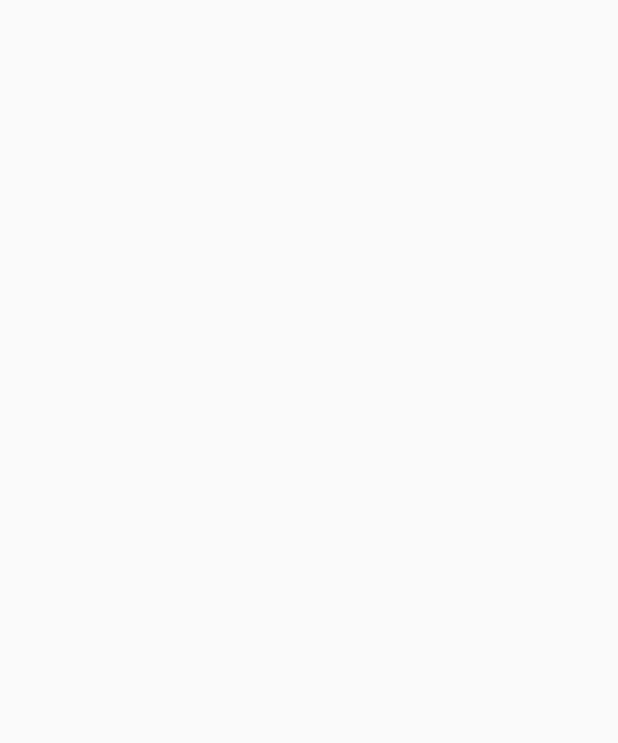
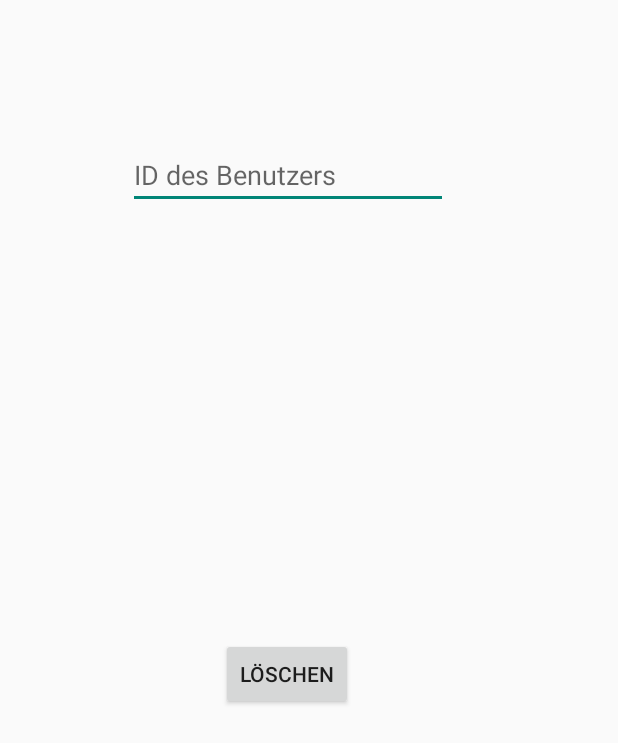
Before and after one commit to ftrauner/Ultiport, an Android app: the DeleteUserActivity screen opened directly, with no data from a screen before it, on a phone screen of 412 x 824 dp. Before the commit the part shown is empty. Shown: the top 743 px of the screen. Run offline under Robolectric (Android 15) with nearby library versions, the phone set to English and light mode, and no system bars.

Commit message:
Layoutänderungen

```diff
--- a/app/build.gradle
+++ b/app/build.gradle
@@ -37,7 +37,6 @@ dependencies {
     implementation 'com.squareup.retrofit2:retrofit:2.5.0'
     implementation 'com.squareup.retrofit2:converter-gson:2.5.0'
     implementation 'com.android.support:recyclerview-v7:27.1.1'
-
     implementation 'com.android.volley:volley:1.1.0'
     implementation 'com.github.bumptech.glide:glide:4.2.0'
     annotationProcessor 'com.github.bumptech.glide:compiler:4.2.0'
--- a/app/src/main/AndroidManifest.xml
+++ b/app/src/main/AndroidManifest.xml
@@ -22,7 +22,6 @@
         <activity android:name=".LoginActivity">
             <intent-filter>
                 <action android:name="android.intent.action.MAIN" />
-
                 <category android:name="android.intent.category.LAUNCHER" />
             </intent-filter>
         </activity>
@@ -42,6 +41,10 @@
             android:name=".AdministrationActivity"
             android:label="@string/administration_label"
             android:parentActivityName=".MainActivity" />
+
+        <service
+            android:name=".service.RequestIntentService"
+            android:exported="false" />
         <activity android:name=".DeleteUserActivity"></activity>
     </application>
 
--- a/app/src/main/java/spengergasse/at/ultiport/DeleteUserActivity.java
+++ b/app/src/main/java/spengergasse/at/ultiport/DeleteUserActivity.java
@@ -1,7 +1,7 @@
 package spengergasse.at.ultiport;
 
+import android.os.Bundle;
 import android.support.v7.app.AppCompatActivity;
-import android.os.Bundle;
 
 public class DeleteUserActivity extends AppCompatActivity {
 
@@ -9,5 +9,7 @@ public class DeleteUserActivity extends AppCompatActivity {
     protected void onCreate(Bundle savedInstanceState) {
         super.onCreate(savedInstanceState);
         setContentView(R.layout.activity_delete_user);
+
+
     }
 }
--- /dev/null
+++ b/app/src/main/java/spengergasse/at/ultiport/service/RequestIntentService.java
@@ -0,0 +1,18 @@
+package spengergasse.at.ultiport.service;
+
+import android.app.IntentService;
+import android.content.Intent;
+import android.support.annotation.Nullable;
+
+public class RequestIntentService extends IntentService {
+
+    public RequestIntentService() {
+        super("RequestIntentService");
+    }
+
+    @Override
+    protected void onHandleIntent(@Nullable Intent intent) {
+
+
+    }
+}
--- a/app/src/main/res/layout/activity_delete_user.xml
+++ b/app/src/main/res/layout/activity_delete_user.xml
@@ -6,4 +6,27 @@
     android:layout_height="match_parent"
     tools:context=".DeleteUserActivity">
 
+    <EditText
+        android:id="@+id/DeleteUserID"
+        android:layout_width="wrap_content"
+        android:layout_height="wrap_content"
+        android:layout_marginStart="85dp"
+        android:layout_marginLeft="85dp"
+        android:layout_marginTop="94dp"
+        android:ems="10"
+        android:hint="@string/delete_user_id"
+        android:inputType="number"
+        app:layout_constraintStart_toStartOf="parent"
+        app:layout_constraintTop_toTopOf="parent" />
+
+    <Button
+        android:id="@+id/DeleteUserButton"
+        android:layout_width="wrap_content"
+        android:layout_height="wrap_content"
+        android:layout_marginStart="147dp"
+        android:layout_marginLeft="147dp"
+        android:layout_marginTop="286dp"
+        android:text="@string/delete_user_button"
+        app:layout_constraintStart_toStartOf="parent"
+        app:layout_constraintTop_toBottomOf="@+id/DeleteUserID" />
 </android.support.constraint.ConstraintLayout>
--- a/app/src/main/res/values/strings.xml
+++ b/app/src/main/res/values/strings.xml
@@ -27,6 +27,8 @@
     <string name="add_user_vorname">Vorname (Zeichenfolge, bis zu 45 Zeichen)</string>
     <string name="add_user_passwort">Passwort (Zeichenfolge, bis zu 8 Zeichen)</string>
     <string name="add_user_button">Erstellen</string>
+    <string name="delete_user_id">ID des Benutzers</string>
+    <string name="delete_user_button">Löschen</string>
 
     <string-array name="numbers">
         <item>1</item>
```
